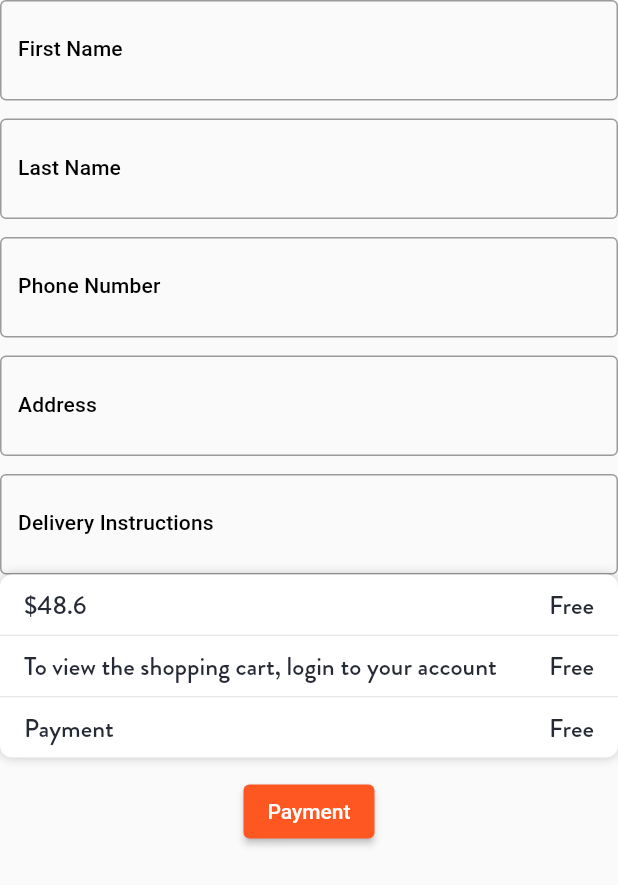
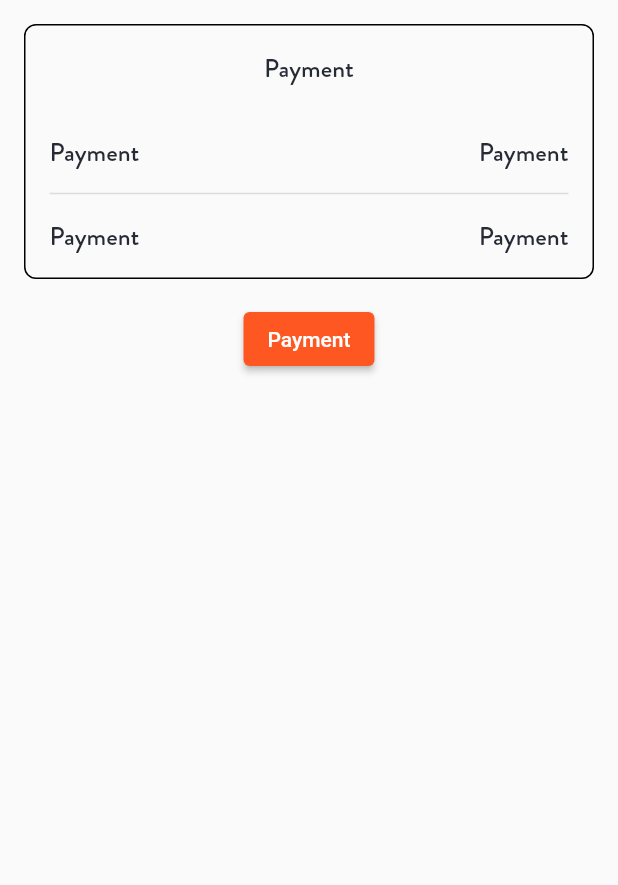
Before and after one commit to Fsaberi140/shef, a Flutter app: the ShippingScreen screen opened directly with empty values, after a tap on "Payment", on a phone screen of 412 x 824 dp. Shown: the top 885 px of the screen. Run offline on Flutter 3.47's test engine with Material 2 defaults, Android fonts, the phone set to English and light mode, and no system bars; our stand-ins replace accordion, bloc, cached_network_image, dio, dotted_border, dropdown_button2 and 6 more; missing offline and left inert: dart:html; accounts and stored records are empty; generated files the repository leaves out were written again; network calls fail.

Commit message:
create payment_receipt

```diff
--- a/lib/l10n/app_en.arb
+++ b/lib/l10n/app_en.arb
@@ -207,5 +207,10 @@
     "totalPrice": "Total Price",
     "shipping": "Shipping Cart",
     "Payable": "Payable Price",
-    "free": "Free"
+    "free": "Free",
+    "paymentSuccessful": "Payment Successful",
+    "status": "Order Status",
+    "Paid": "Paid",
+    "amount": "Amount",
+    "return": "Return to Home"
 }
--- /dev/null
+++ b/lib/pages/receipt/payment_receipt.dart
@@ -0,0 +1,55 @@
+import 'package:flutter/cupertino.dart';
+import 'package:flutter/material.dart';
+import 'package:flutter_gen/gen_l10n/app_localizations.dart';
+
+class PaymentReceiptScreen extends StatelessWidget {
+  const PaymentReceiptScreen({Key? key}) : super(key: key);
+
+  @override
+  Widget build(BuildContext context) {
+    final ThemeData themeData = Theme.of(context);
+    final localization = AppLocalizations.of(context)!;
+
+    return Scaffold(
+      body: Column(
+        children: [
+          Container(
+            padding: const EdgeInsets.all(16),
+            margin: const EdgeInsets.all(16),
+            decoration: BoxDecoration(
+                border: Border.all(width: 1),
+                borderRadius: BorderRadius.circular(8)
+            ),
+            child: Column(
+              children: [
+                Text(localization.payment),
+                const SizedBox(height: 32),
+                Row(
+                  mainAxisAlignment: MainAxisAlignment.spaceBetween,
+                  crossAxisAlignment: CrossAxisAlignment.center,
+                  children: [
+                    Text(localization.payment),
+                    Text(localization.payment),
+                  ],
+                ),
+                const Divider(height: 32,thickness: 1),
+                Row(
+                  mainAxisAlignment: MainAxisAlignment.spaceBetween,
+                  crossAxisAlignment: CrossAxisAlignment.center,
+                  children: [
+                    Text(localization.payment),
+                    Text(localization.payment),
+                  ],
+                ),
+              ],
+            ),
+          ),
+          ElevatedButton(onPressed: (){
+            Navigator.of(context).popUntil((route) => route.isFirst);
+          }, child: Text(localization.payment))
+        ],
+      ),
+    );
+  }
+
+}
--- a/lib/pages/shipping/shipping.dart
+++ b/lib/pages/shipping/shipping.dart
@@ -1,17 +1,17 @@
 import 'package:flutter/material.dart';
 import 'package:flutter_gen/gen_l10n/app_localizations.dart';
 import 'package:sheff_new/pages/cart/price_info.dart';
+import 'package:sheff_new/pages/receipt/payment_receipt.dart';
 
 class ShippingScreen extends StatelessWidget {
   final int payablePrice;
   final int totalPrice;
   final int shippingCost;
 
-  const ShippingScreen(
-      {Key? key,
-      required this.payablePrice,
-      required this.totalPrice,
-      required this.shippingCost})
+  const ShippingScreen({Key? key,
+    required this.payablePrice,
+    required this.totalPrice,
+    required this.shippingCost})
       : super(key: key);
 
   @override
@@ -53,7 +53,10 @@ class ShippingScreen extends StatelessWidget {
                 totalPrice: totalPrice,
                 shippingCost: shippingCost),
             const SizedBox(height: 12),
-            ElevatedButton(onPressed: (){}, child: Text(localization.payment))
+            ElevatedButton(onPressed: () {
+              Navigator.of(context).push(MaterialPageRoute(
+                  builder: (context) => const PaymentReceiptScreen()));
+            }, child: Text(localization.payment))
 
           ],
         ),
```
